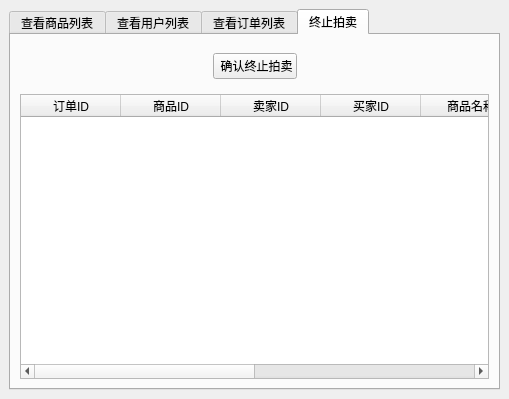
Above: admincenter.ui from yunzinan/AP_CAP before the change. Below: the same form after it.
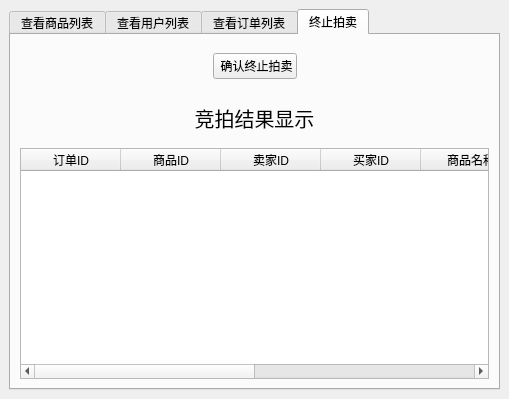
That is the form after the change. The open tabs and pages were chosen to show the change.

What changed in the file:
```diff
--- a/admincenter.ui
+++ b/admincenter.ui
@@ -193,7 +193,7 @@
        <attribute name="title">
         <string>终止拍卖</string>
        </attribute>
-       <layout class="QVBoxLayout" name="verticalLayout">
+       <layout class="QVBoxLayout" name="verticalLayout_5">
         <item>
          <widget class="QWidget" name="widget_3" native="true">
           <layout class="QHBoxLayout" name="horizontalLayout_4">
@@ -233,8 +233,36 @@
           </layout>
          </widget>
         </item>
+        <item>
+         <widget class="QWidget" name="widget_2" native="true">
+          <layout class="QVBoxLayout" name="verticalLayout">
+           <item>
+            <widget class="QLabel" name="label_3">
+             <property name="font">
+              <font>
+               <family>仿宋</family>
+               <pointsize>15</pointsize>
+              </font>
+             </property>
+             <property name="text">
+              <string>竞拍结果显示</string>
+             </property>
+             <property name="alignment">
+              <set>Qt::AlignCenter</set>
+             </property>
+            </widget>
+           </item>
+          </layout>
+         </widget>
+        </item>
         <item>
          <widget class="QTableWidget" name="tableWidget_4">
+          <property name="autoFillBackground">
+           <bool>false</bool>
+          </property>
+          <property name="editTriggers">
+           <set>QAbstractItemView::NoEditTriggers</set>
+          </property>
           <column>
            <property name="text">
             <string>订单ID</string>
```
Left out of the diff: 8 changed lines with no effect on the pictures.
